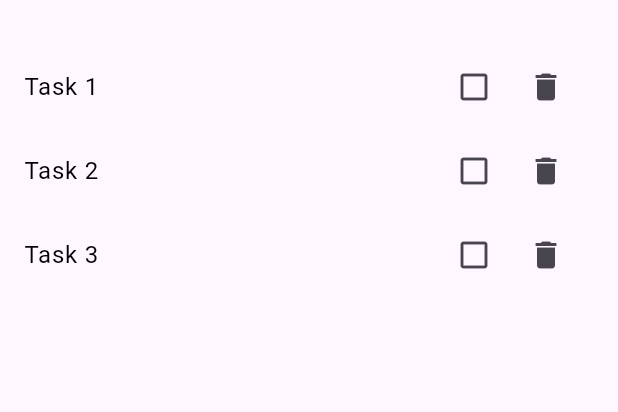
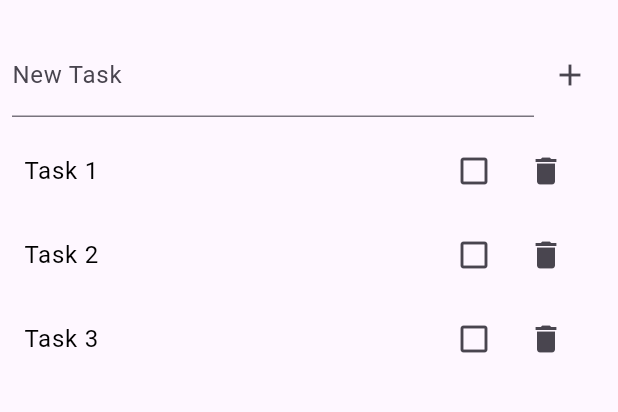
Before and after one commit to AlexandrCher/todo_list, a Flutter app: the screen it shows after launch, on a phone screen of 412 x 824 dp, the part 63-475 px from its top. Run offline on Flutter 3.47's test engine with Material 3 defaults, Android fonts, the phone set to English and light mode, and no system bars.

```diff
--- a/lib/screens/todo_list_screen.dart
+++ b/lib/screens/todo_list_screen.dart
@@ -1,6 +1,5 @@
 import 'package:flutter/material.dart';
 import 'package:todo_list/model/task.dart';
-
 
 class TodoListScreen extends StatefulWidget {
   @override
@@ -14,6 +13,13 @@ class _TodoListScreenState extends State<TodoListScreen> {
     Task(title: 'Task 3'),
   ];
   final TextEditingController _controller = TextEditingController();
+
+  void _addTask(String title) {
+    setState(() {
+      _tasks.add(Task(title: title));
+    });
+    _controller.clear();
+  }
 
   void _toggleTaskCompletion(int index) {
     setState(() {
@@ -38,7 +44,24 @@ class _TodoListScreenState extends State<TodoListScreen> {
           Padding(
             padding: const EdgeInsets.all(8.0),
             child: Row(
-              children: [],
+              children: [
+                Expanded(
+                  child: TextField(
+                    controller: _controller,
+                    decoration: InputDecoration(
+                      labelText: 'New Task',
+                    ),
+                  ),
+                ),
+                IconButton(
+                  icon: Icon(Icons.add),
+                  onPressed: () {
+                    if (_controller.text.isNotEmpty) {
+                      _addTask(_controller.text);
+                    }
+                  },
+                ),
+              ],
             ),
           ),
           Expanded(
```
